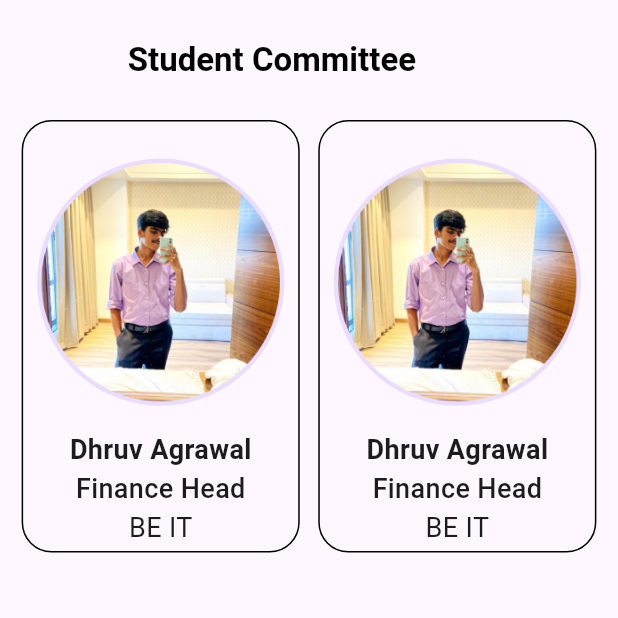
After one commit to SohamDesai1/XIE-IT-HUB, a Flutter app: the StudentCouncil screen opened by its route, on a phone screen of 412 x 824 dp, the top half of it. The commit adds this screen. Run offline on Flutter 3.47's test engine with Material 3 defaults, Android fonts, the phone set to English and light mode, and no system bars; our stand-ins replace animated_splash_screen, cloud_firestore, firebase_auth, firebase_core, floating_bottom_navigation_bar, flutter_riverpod and 9 more; missing offline and left inert: flutter_custom_carousel_slider, horizontal_calendar, syncfusion_flutter_pdfviewer; accounts and stored records are empty.

Commit message:
feat(screen): added student council section

```diff
--- a/lib/routes/go_router_provider.dart
+++ b/lib/routes/go_router_provider.dart
@@ -1,6 +1,7 @@
 import 'package:flutter/material.dart';
 import 'package:flutter_riverpod/flutter_riverpod.dart';
 import 'package:go_router/go_router.dart';
+import '../routes/go_router_notifier.dart';
 import '../widgets/bottom_nav_bar.dart';
 import '../screens/tabs/achievements.dart';
 import '../screens/miscellaneous/attendance.dart';
@@ -14,7 +15,7 @@ import '../screens/auth/register2.dart';
 import '../screens/miscellaneous/results.dart';
 import '../screens/miscellaneous/subjects.dart';
 import '../screens/miscellaneous/syllabus.dart';
-import '../routes/go_router_notifier.dart';
+import '../screens/miscellaneous/student_council.dart';
 
 final GlobalKey<NavigatorState> _root = GlobalKey(debugLabel: 'root');
 final GlobalKey<NavigatorState> _shell = GlobalKey(debugLabel: 'shell');
@@ -84,6 +85,12 @@ final goRouterProvider = Provider<GoRouter>((ref) {
         parentNavigatorKey: _root,
         builder: (context, state) => Results(key: state.pageKey),
       ),
+      GoRoute(
+        path: '/council',
+        name: "Student Council",
+        parentNavigatorKey: _root,
+        builder: (context, state) => StudentCouncil(key: state.pageKey),
+      ),
       ShellRoute(
         navigatorKey: _shell,
         builder: (context, state, child) => BottomNavBar(child: child),
--- /dev/null
+++ b/lib/screens/miscellaneous/student_council.dart
@@ -0,0 +1,48 @@
+import 'package:college_manager/widgets/stud_council_card.dart';
+import 'package:flutter/material.dart';
+import 'package:sizer/sizer.dart';
+
+class StudentCouncil extends StatefulWidget {
+  const StudentCouncil({super.key});
+
+  @override
+  State<StudentCouncil> createState() => _StudentCouncilState();
+}
+
+class _StudentCouncilState extends State<StudentCouncil> {
+  @override
+  Widget build(BuildContext context) {
+    return Scaffold(
+      appBar: AppBar(
+        iconTheme: const IconThemeData(color: Colors.black),
+        title: Center(
+          child: Padding(
+            padding: EdgeInsets.only(right: 12.w),
+            child: const Text(
+              "Student Committee",
+              style: TextStyle(color: Colors.black),
+            ),
+          ),
+        ),
+      ),
+      body: Row(
+        mainAxisAlignment: MainAxisAlignment.center,
+        children: [
+          const StudCouncilCard(
+              image: "assets/images/dhruv.png",
+              name: "Dhruv Agrawal",
+              position: "Finance Head",
+              year: "BE"),
+          SizedBox(
+            width: 3.w,
+          ),
+          const StudCouncilCard(
+              image: "assets/images/dhruv.png",
+              name: "Dhruv Agrawal",
+              position: "Finance Head",
+              year: "BE"),
+        ],
+      ),
+    );
+  }
+}
--- a/lib/screens/tabs/home_page.dart
+++ b/lib/screens/tabs/home_page.dart
@@ -188,10 +188,13 @@ class _HomePageState extends ConsumerState<HomePage> {
                     Row(
                       crossAxisAlignment: CrossAxisAlignment.center,
                       children: [
-                        Tile(
-                            color: const Color(0xFFDFF978),
-                            image: "assets/images/tiles/stud.png",
-                            name: tiles[6]),
+                        InkWell(
+                          onTap: () => GoRouter.of(context).push('/council'),
+                          child: Tile(
+                              color: const Color(0xFFDFF978),
+                              image: "assets/images/tiles/stud.png",
+                              name: tiles[6]),
+                        ),
                         SizedBox(
                           width: 4.5.w,
                         ),
--- /dev/null
+++ b/lib/widgets/stud_council_card.dart
@@ -0,0 +1,54 @@
+import 'package:flutter/material.dart';
+import 'package:sizer/sizer.dart';
+
+class StudCouncilCard extends StatelessWidget {
+  final String image;
+  final String name;
+  final String position;
+  final String year;
+  const StudCouncilCard(
+      {super.key,
+      required this.image,
+      required this.name,
+      required this.position,
+      required this.year});
+
+  @override
+  Widget build(BuildContext context) {
+    return Container(
+      decoration: BoxDecoration(
+          border: Border.all(color: Colors.black),
+          borderRadius: BorderRadius.circular(20)),
+      width: 45.w,
+      height: 35.h,
+      child: Column(
+        children: [
+          SizedBox(
+            height: 3.h,
+          ),
+          CircleAvatar(
+            radius: 20.w,
+            backgroundImage: AssetImage(
+              image,
+            ),
+          ),
+          SizedBox(
+            height: 2.h,
+          ),
+          Text(
+            name,
+            style: const TextStyle(fontSize: 18, fontWeight: FontWeight.bold),
+          ),
+          Text(
+            position,
+            style: const TextStyle(fontSize: 18, fontWeight: FontWeight.w500),
+          ),
+          Text(
+            "$year IT",
+            style: const TextStyle(fontSize: 18, fontWeight: FontWeight.normal),
+          ),
+        ],
+      ),
+    );
+  }
+}
```
